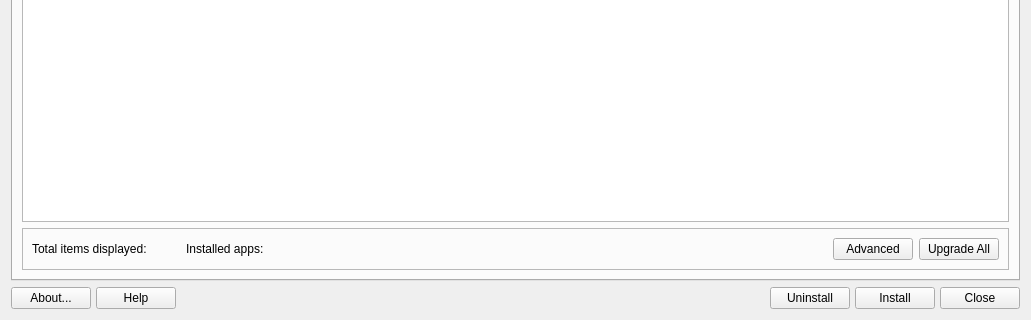
This is mainwindow.ui in CachyOS/packageinstaller as Qt 5 draws it before an edit; both pictures show x 0 to 1031 and y 208 to 528 of the 1031 by 528 pixel window. The edited form follows.
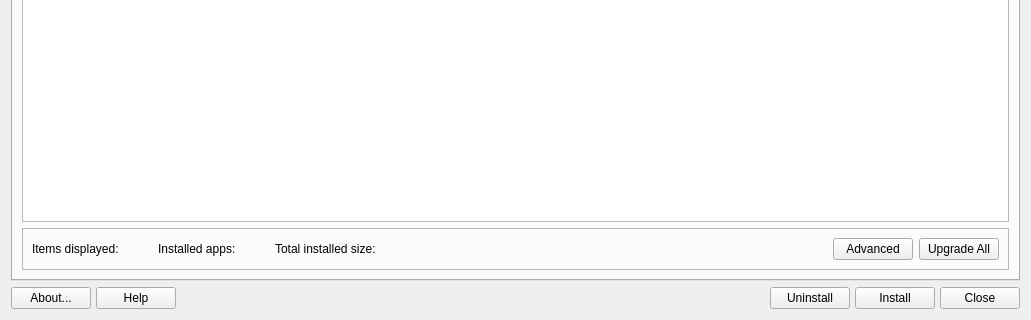
This is the edited form. Icons and pictures are not drawn.

Commit message: add total installed size

The edit to the form file:
```diff
--- a/mainwindow.ui
+++ b/mainwindow.ui
@@ -1298,7 +1298,7 @@
           <item row="2" column="0">
            <widget class="QLabel" name="labelTotalApps_4">
             <property name="text">
-             <string>Total items displayed:</string>
+             <string>Items displayed:</string>
             </property>
            </widget>
           </item>
@@ -1316,7 +1316,7 @@
             </property>
            </widget>
           </item>
-          <item row="2" column="8">
+          <item row="2" column="11">
            <widget class="QPushButton" name="buttonUpgradeFP">
             <property name="text">
              <string>Upgrade All</string>
@@ -1346,7 +1346,7 @@
             </property>
            </spacer>
           </item>
-          <item row="2" column="5">
+          <item row="2" column="8">
            <spacer name="horizontalSpacer_16">
             <property name="orientation">
              <enum>Qt::Horizontal</enum>
@@ -1362,7 +1362,7 @@
             </property>
            </spacer>
           </item>
-          <item row="2" column="7">
+          <item row="2" column="10">
            <widget class="QPushButton" name="buttonRemotes">
             <property name="text">
              <string>Advanced</string>
@@ -1376,6 +1376,36 @@
             </property>
            </widget>
           </item>
+          <item row="2" column="5">
+           <spacer name="horizontalSpacer_17">
+            <property name="orientation">
+             <enum>Qt::Horizontal</enum>
+            </property>
+            <property name="sizeType">
+             <enum>QSizePolicy::Preferred</enum>
+            </property>
+            <property name="sizeHint" stdset="0">
+             <size>
+              <width>20</width>
+              <height>20</height>
+             </size>
+            </property>
+           </spacer>
+          </item>
+          <item row="2" column="6">
+           <widget class="QLabel" name="labelTotalSize">
+            <property name="text">
+             <string>Total installed size:</string>
+            </property>
+           </widget>
+          </item>
+          <item row="2" column="7">
+           <widget class="QLabel" name="labelNumSize">
+            <property name="text">
+             <string/>
+            </property>
+           </widget>
+          </item>
          </layout>
         </widget>
        </item>
```
The commit also changes 29 other files.
